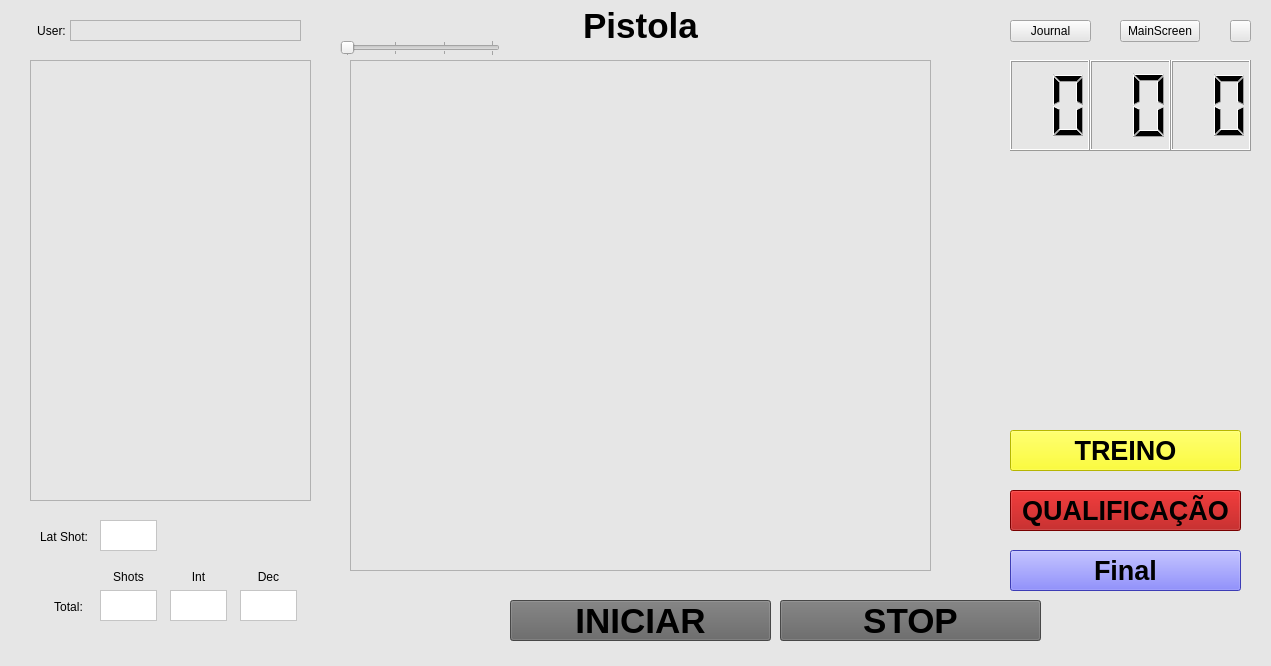
Qt form central_pc/gui/pistolwindow.ui (xBogas/ES-SACA) before a commit.
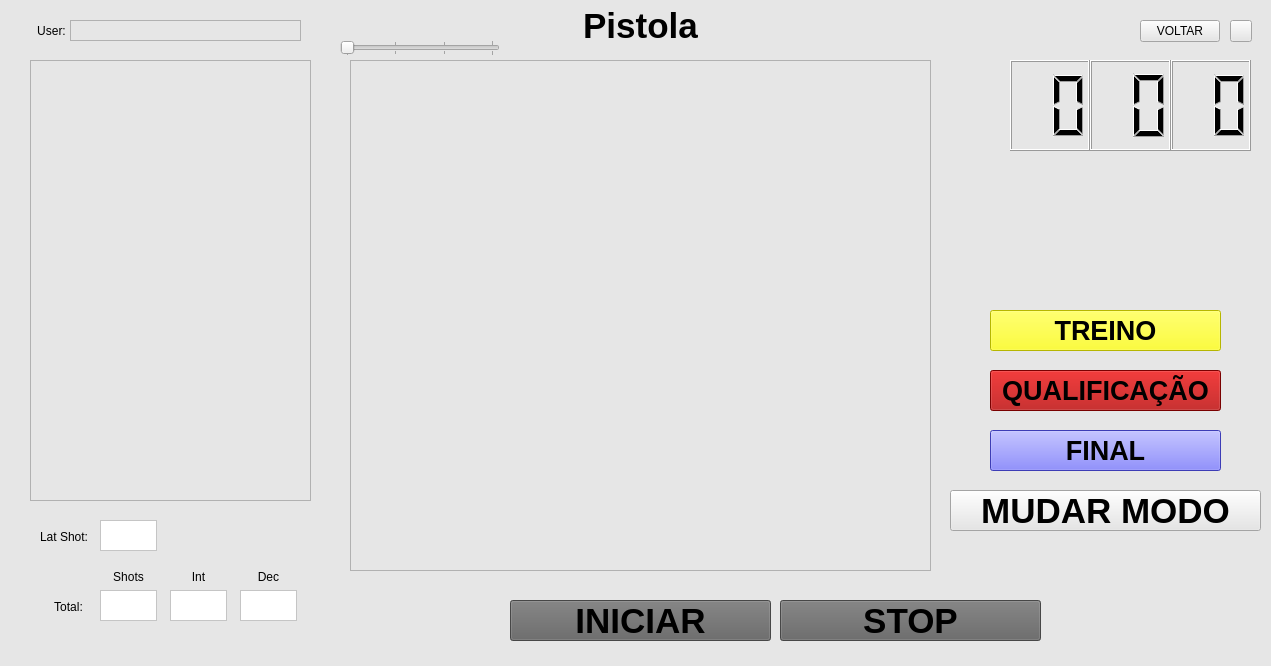
The same form after that commit. Icons and pictures are not drawn.

Commit message: GUI modified, adding icons on exitButtons and backButtons

```diff
--- a/central_pc/gui/pistolwindow.ui
+++ b/central_pc/gui/pistolwindow.ui
@@ -23,8 +23,8 @@
    <widget class="QPushButton" name="PracticeButton">
     <property name="geometry">
      <rect>
-      <x>1010</x>
-      <y>430</y>
+      <x>990</x>
+      <y>310</y>
       <width>231</width>
       <height>41</height>
      </rect>
@@ -45,8 +45,8 @@
    <widget class="QPushButton" name="MatchButton">
     <property name="geometry">
      <rect>
-      <x>1010</x>
-      <y>490</y>
+      <x>990</x>
+      <y>370</y>
       <width>231</width>
       <height>41</height>
      </rect>
@@ -67,8 +67,8 @@
    <widget class="QPushButton" name="FinalButton">
     <property name="geometry">
      <rect>
-      <x>1010</x>
-      <y>550</y>
+      <x>990</x>
+      <y>430</y>
       <width>231</width>
       <height>41</height>
      </rect>
@@ -83,7 +83,7 @@
      <string notr="true">background-color: rgb(85, 85, 255);</string>
     </property>
     <property name="text">
-     <string>Final</string>
+     <string>FINAL</string>
     </property>
    </widget>
    <widget class="QPushButton" name="StartButton">
@@ -412,27 +412,14 @@
    <widget class="QPushButton" name="JournalButton">
     <property name="geometry">
      <rect>
-      <x>1010</x>
-      <y>20</y>
-      <width>81</width>
-      <height>22</height>
-     </rect>
-    </property>
-    <property name="text">
-     <string>Journal</string>
-    </property>
-   </widget>
-   <widget class="QPushButton" name="MainButton">
-    <property name="geometry">
-     <rect>
-      <x>1120</x>
+      <x>1140</x>
       <y>20</y>
       <width>80</width>
       <height>22</height>
      </rect>
     </property>
     <property name="text">
-     <string>MainScreen</string>
+     <string>VOLTAR</string>
     </property>
    </widget>
    <widget class="QPushButton" name="ExitButton">
@@ -440,10 +427,13 @@
      <rect>
       <x>1230</x>
       <y>20</y>
-      <width>21</width>
+      <width>22</width>
       <height>22</height>
      </rect>
     </property>
+    <property name="autoFillBackground">
+     <bool>false</bool>
+    </property>
     <property name="text">
      <string/>
     </property>
@@ -451,6 +441,12 @@
      <iconset>
       <normaloff>resource/img/exit.png</normaloff>resource/img/exit.png</iconset>
     </property>
+    <property name="iconSize">
+     <size>
+      <width>16</width>
+      <height>16</height>
+     </size>
+    </property>
    </widget>
    <widget class="QLabel" name="label_8">
     <property name="geometry">
@@ -527,6 +523,28 @@
      <string>STOP</string>
     </property>
    </widget>
+   <widget class="QPushButton" name="switchButton">
+    <property name="geometry">
+     <rect>
+      <x>950</x>
+      <y>490</y>
+      <width>311</width>
+      <height>41</height>
+     </rect>
+    </property>
+    <property name="font">
+     <font>
+      <pointsize>26</pointsize>
+      <bold>true</bold>
+     </font>
+    </property>
+    <property name="styleSheet">
+     <string notr="true">background-color: rgb(230, 230, 230);</string>
+    </property>
+    <property name="text">
+     <string>MUDAR MODO</string>
+    </property>
+   </widget>
    <zorder>PracticeButton</zorder>
    <zorder>MatchButton</zorder>
    <zorder>FinalButton</zorder>
```
Left out of the diff: 6 changed lines with no effect on the pictures. The commit also changes 14 other files.
